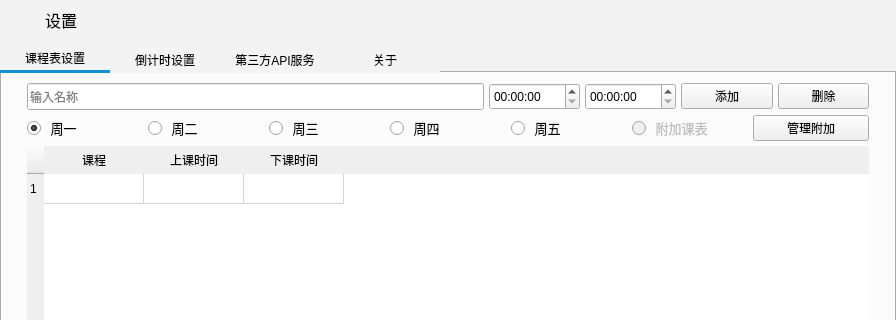
Before: the Qt Designer form src/TableEditWidget/TableEditWidget.ui in Aero8m/ClassTopLand, drawn with Qt 5; both pictures show x 0 to 896 and y 0 to 320 of the 896 by 526 pixel window.
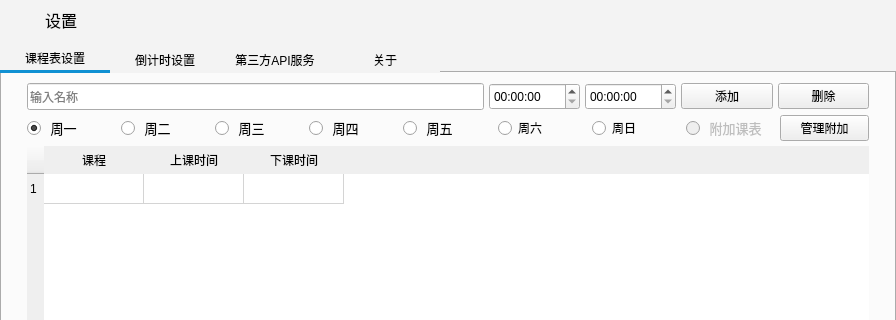
After: the same form once the commit is applied. Icons and pictures are not drawn. Custom widgets are drawn as their Qt base class.

Commit message: 添加星期六和星期天课表功能

```diff
--- a/src/TableEditWidget/TableEditWidget.ui
+++ b/src/TableEditWidget/TableEditWidget.ui
@@ -323,6 +323,20 @@
               </property>
              </widget>
             </item>
+            <item>
+             <widget class="QRadioButton" name="radioButton_7">
+              <property name="text">
+               <string>周六</string>
+              </property>
+             </widget>
+            </item>
+            <item>
+             <widget class="QRadioButton" name="radioButton_8">
+              <property name="text">
+               <string>周日</string>
+              </property>
+             </widget>
+            </item>
             <item>
              <widget class="QRadioButton" name="radioButton_6">
               <property name="enabled">
```
The commit also changes 2 other files.
